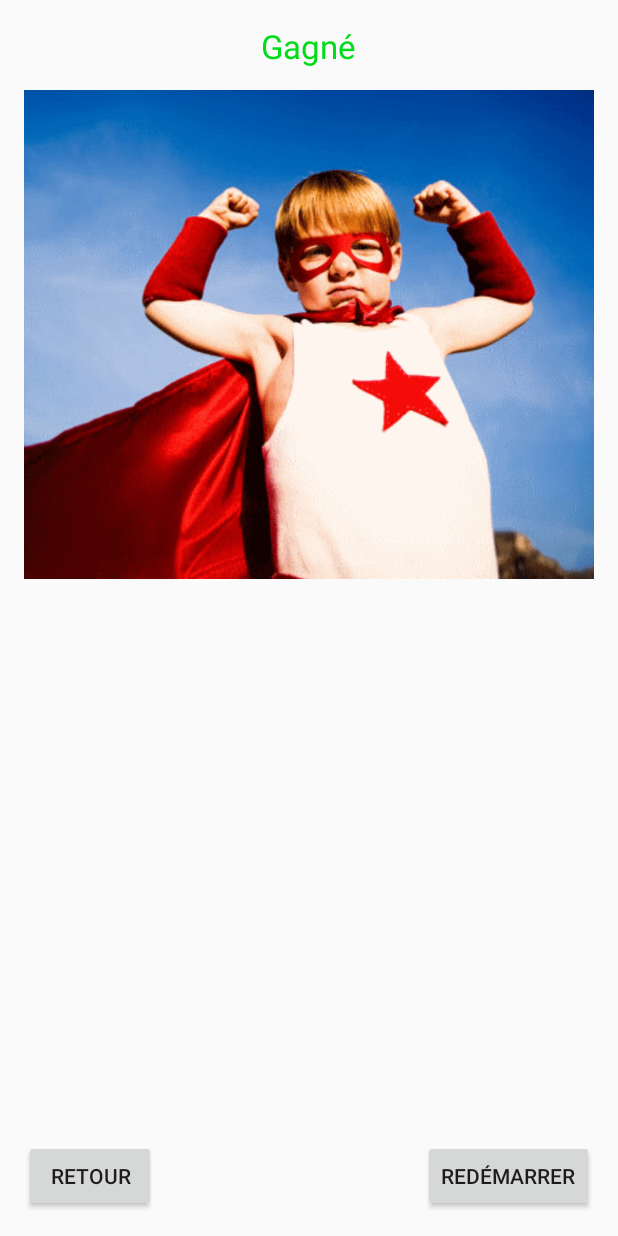
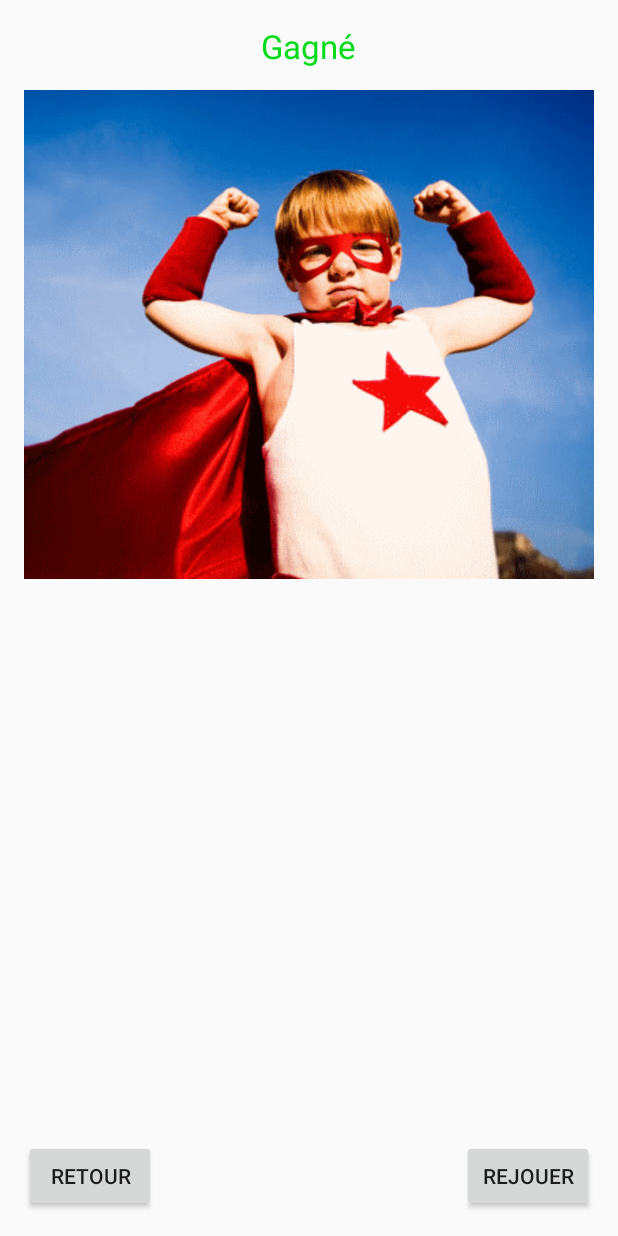
Before and after one commit to mklecha/BattleShips-ENSTA, an Android app: the layout activity_score.xml on its own in the app's theme, with its tools: preview values and no code run, on a phone screen of 412 x 824 dp. Run offline under Robolectric (Android 15) with nearby library versions, the phone set to English and light mode, and no system bars.

Commit message:
language fix

```diff
--- a/app/src/main/res/values/strings.xml
+++ b/app/src/main/res/values/strings.xml
@@ -19,7 +19,7 @@
     <string name="insert_name_error">Veuillez insérer votre nom</string>
     <string name="win">Gagné</string>
     <string name="lose">Perdu</string>
-    <string name="start_over">Redémarrer</string>
+    <string name="start_over">Rejouer</string>
     <string name="back">Retour</string>
     <string name="field_uner_fire">Cette case a déjà été touchée</string>
 
```
